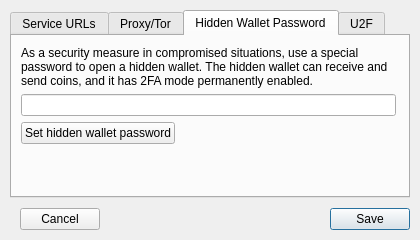
Qt form src/qt/ui/settingsdialog.ui (jonasschnelli/dbb-app) before a commit.
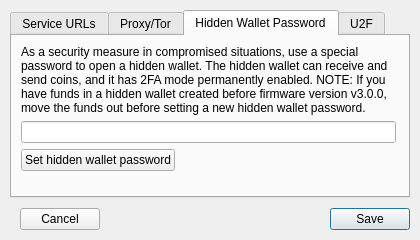
The same form after that commit. The open tabs and pages were chosen to show the change.

Commit message: hidden pw upgrade notice

What changed in the file:
```diff
--- a/src/qt/ui/settingsdialog.ui
+++ b/src/qt/ui/settingsdialog.ui
@@ -243,7 +243,7 @@
             </sizepolicy>
            </property>
            <property name="text">
-            <string>As a security measure in compromised situations, use a special password to open a hidden wallet. The hidden wallet can receive and send coins, and it has 2FA mode permanently enabled.</string>
+            <string>As a security measure in compromised situations, use a special password to open a hidden wallet. The hidden wallet can receive and send coins, and it has 2FA mode permanently enabled. NOTE: If you have funds in a hidden wallet created before firmware version v3.0.0, move the funds out before setting a new hidden wallet password.</string>
            </property>
            <property name="scaledContents">
             <bool>false</bool>
```
